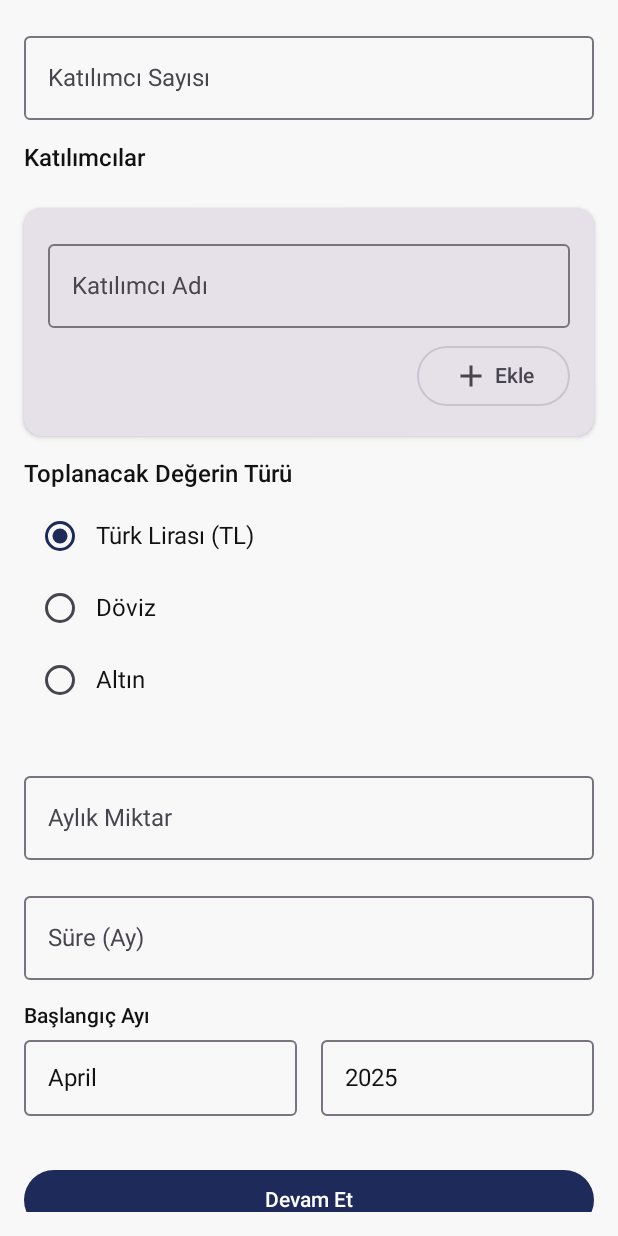
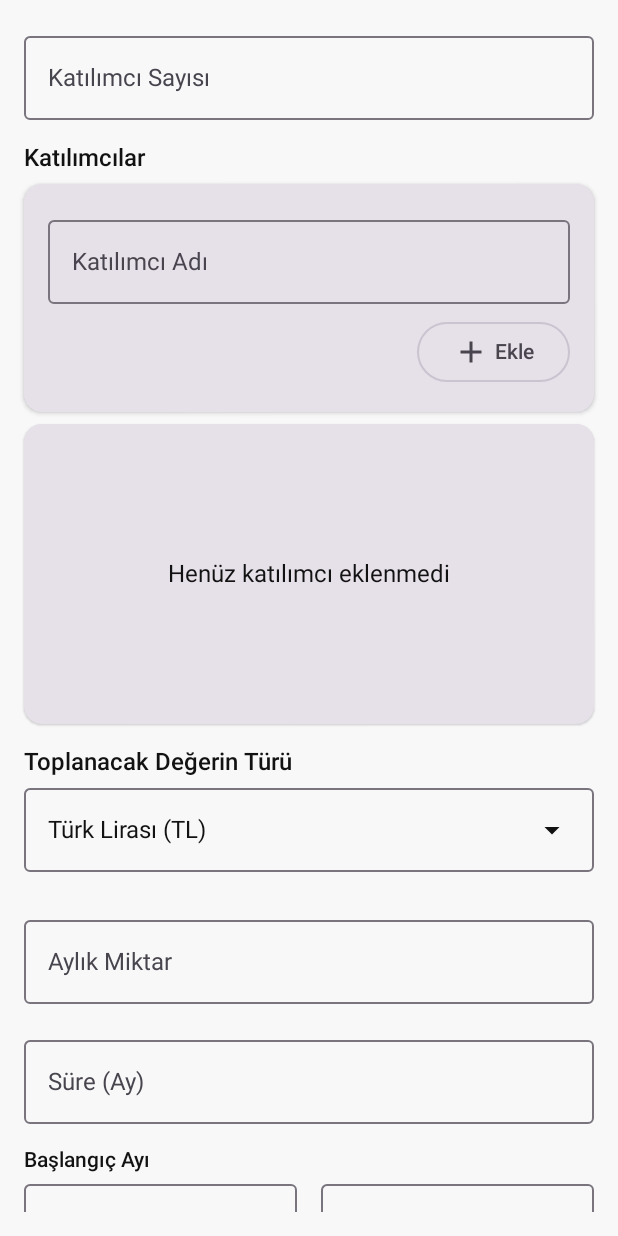
Before and after one commit to mehmettekin59/GunKurasiApp, an Android app built with Jetpack Compose: the composable GirisContent shown on its own in the app's theme, on a phone screen of 412 x 824 dp. Run offline under Robolectric (Android 15) with nearby library versions, the phone set to English and light mode, and no system bars.

Commit message:
forth branch uygulama calisiyor

```diff
--- a/app/src/main/java/com/mehmettekin/gunkurasiapp/di/AppModule.kt
+++ b/app/src/main/java/com/mehmettekin/gunkurasiapp/di/AppModule.kt
@@ -42,7 +42,7 @@ object AppModule {
     }
     @Provides
     @Singleton
-    fun provideContext(@ApplicationContext context: Context): Context {
+    fun provideContext( @ApplicationContext context: Context): Context {
         return context
     }
 }
--- a/app/src/main/java/com/mehmettekin/gunkurasiapp/presentation/navigation/NavGraph.kt
+++ b/app/src/main/java/com/mehmettekin/gunkurasiapp/presentation/navigation/NavGraph.kt
@@ -1,4 +1,4 @@
-package com.mehmettekin.gunkurasiapp.presentation.navigation
+    package com.mehmettekin.gunkurasiapp.presentation.navigation
 
 import androidx.compose.runtime.Composable
 import androidx.navigation.NavHostController
--- a/app/src/main/java/com/mehmettekin/gunkurasiapp/presentation/screens/giris/GirisScreen.kt
+++ b/app/src/main/java/com/mehmettekin/gunkurasiapp/presentation/screens/giris/GirisScreen.kt
@@ -19,8 +19,10 @@ import androidx.compose.foundation.layout.padding
 import androidx.compose.foundation.layout.width
 import androidx.compose.foundation.lazy.LazyColumn
 import androidx.compose.foundation.lazy.items
+import androidx.compose.foundation.rememberScrollState
 import androidx.compose.foundation.shape.RoundedCornerShape
 import androidx.compose.foundation.text.KeyboardOptions
+import androidx.compose.foundation.verticalScroll
 import androidx.compose.material.icons.Icons
 import androidx.compose.material.icons.filled.Add
 import androidx.compose.material.icons.filled.ArrowDropDown
@@ -41,7 +43,6 @@ import androidx.compose.material3.IconButton
 import androidx.compose.material3.MaterialTheme
 import androidx.compose.material3.OutlinedButton
 import androidx.compose.material3.OutlinedTextField
-import androidx.compose.material3.RadioButton
 import androidx.compose.material3.Scaffold
 import androidx.compose.material3.SnackbarHost
 import androidx.compose.material3.SnackbarHostState
@@ -61,7 +62,6 @@ import androidx.compose.ui.Modifier
 import androidx.compose.ui.draw.clip
 import androidx.compose.ui.platform.LocalContext
 import androidx.compose.ui.text.input.KeyboardType
-import androidx.compose.ui.text.style.TextAlign
 import androidx.compose.ui.unit.dp
 import androidx.compose.ui.window.Dialog
 import androidx.hilt.navigation.compose.hiltViewModel
@@ -72,6 +72,7 @@ import com.mehmettekin.gunkurasiapp.presentation.navigation.Screen
 import com.mehmettekin.gunkurasiapp.ui.theme.OnPrimary
 import com.mehmettekin.gunkurasiapp.ui.theme.Primary
 import com.mehmettekin.gunkurasiapp.ui.theme.Secondary
+import com.mehmettekin.gunkurasiapp.util.Constants
 
 
 @OptIn(ExperimentalMaterial3Api::class)
@@ -147,12 +148,12 @@ fun GirisContent(
     onEvent: (GirisEvent) -> Unit,
     modifier: Modifier = Modifier
 ) {
-    LazyColumn(
-        modifier = modifier.padding(16.dp),
-        verticalArrangement = Arrangement.spacedBy(16.dp)
+    Column(
+        modifier = modifier
+            .padding(16.dp)
+            .verticalScroll(rememberScrollState())
     ) {
         // Katılımcı sayısı
-        item {
         OutlinedTextField(
             value = state.participantCount,
             onValueChange = { onEvent(GirisEvent.OnParticipantCountChange(it)) },
@@ -160,98 +161,116 @@ fun GirisContent(
             modifier = Modifier.fillMaxWidth(),
             keyboardOptions = KeyboardOptions(keyboardType = KeyboardType.Number)
         )
-        }
+
+        Spacer(modifier = Modifier.height(16.dp))
 
         // Katılımcı listesi
-        item {
         Text(
             text = "Katılımcılar",
             style = MaterialTheme.typography.titleLarge
         )
+
         Spacer(modifier = Modifier.height(8.dp))
-        }
 
         // Katılımcı ekleme komponenti
-        item {
         AddParticipantCard(onAddParticipant = { name ->
             onEvent(GirisEvent.OnAddParticipant(name))
         })
+
+        Spacer(modifier = Modifier.height(8.dp))
+
+        // Katılımcı kartları - sabit yükseklikte ve kaydırılabilir alan
+        Card(
+            modifier = Modifier
+                .fillMaxWidth()
+                .height(200.dp),
+            elevation = CardDefaults.cardElevation(defaultElevation = 1.dp)
+        ) {
+            if (state.participants.isEmpty()) {
+                Box(
+                    modifier = Modifier.fillMaxSize(),
+                    contentAlignment = Alignment.Center
+                ) {
+                    Text("Henüz katılımcı eklenmedi")
                 }
-
-        // Katılımcı kartları
+            } else {
+                LazyColumn {
                     items(state.participants) { participant ->
                         ParticipantCard(
                             participant = participant,
                             onRemove = { onEvent(GirisEvent.OnRemoveParticipant(participant)) }
                         )
                     }
+                }
+            }
+        }
 
-        // Toplanacak şeyin cinsi
-        item {
+        Spacer(modifier = Modifier.height(16.dp))
+
+        // Toplanacak şeyin cinsi - Dropdown olarak değiştirildi
         Text(
             text = "Toplanacak Değerin Türü",
             style = MaterialTheme.typography.titleLarge
         )
+
         Spacer(modifier = Modifier.height(8.dp))
 
-            Column {
-                Row(
-                    verticalAlignment = Alignment.CenterVertically,
-                    modifier = Modifier.clickable { onEvent(GirisEvent.OnItemTypeSelect(ItemType.TL)) }
-                ) {
-                    RadioButton(
-                        selected = state.selectedItemType == ItemType.TL,
-                        onClick = { onEvent(GirisEvent.OnItemTypeSelect(ItemType.TL)) }
+        ItemTypeDropdown(
+            selectedItemType = state.selectedItemType,
+            onItemTypeSelect = { onEvent(GirisEvent.OnItemTypeSelect(it)) }
         )
-                    Text("Türk Lirası (TL)")
-                }
 
-                Row(
-                    verticalAlignment = Alignment.CenterVertically,
-                    modifier = Modifier.clickable { onEvent(GirisEvent.OnItemTypeSelect(ItemType.CURRENCY)) }
-                ) {
-                    RadioButton(
-                        selected = state.selectedItemType == ItemType.CURRENCY,
-                        onClick = { onEvent(GirisEvent.OnItemTypeSelect(ItemType.CURRENCY)) }
-                    )
-                    Text("Döviz")
-                }
-
-                Row(
-                    verticalAlignment = Alignment.CenterVertically,
-                    modifier = Modifier.clickable { onEvent(GirisEvent.OnItemTypeSelect(ItemType.GOLD)) }
-                ) {
-                    RadioButton(
-                        selected = state.selectedItemType == ItemType.GOLD,
-                        onClick = { onEvent(GirisEvent.OnItemTypeSelect(ItemType.GOLD)) }
-                    )
-                    Text("Altın")
-                }
-            }
-        }
+        Spacer(modifier = Modifier.height(8.dp))
 
         // Döviz veya Altın seçiminde spesifik tür seçimi
-        item {
         if (state.selectedItemType == ItemType.CURRENCY || state.selectedItemType == ItemType.GOLD) {
             Column {
                 Text(
                     text = if (state.selectedItemType == ItemType.CURRENCY) "Döviz Türü" else "Altın Türü",
                     style = MaterialTheme.typography.titleMedium
                 )
+
                 Spacer(modifier = Modifier.height(8.dp))
 
+                when (state.selectedItemType) {
+                    ItemType.CURRENCY -> {
+                        val options = state.currencyOptions.map { Constants.CurrencyCodes.getDisplayName(it) }
+                        val selectedValue = if (state.selectedSpecificItem.isNotEmpty())
+                            Constants.CurrencyCodes.getDisplayName(state.selectedSpecificItem) else ""
+
                         DropdownSelector(
-                        selectedValue = state.selectedSpecificItem,
-                        options = if (state.selectedItemType == ItemType.CURRENCY) state.currencyOptions else state.goldOptions,
-                        onValueSelected = { onEvent(GirisEvent.OnSpecificItemSelect(it)) },
-                        placeholder = if (state.selectedItemType == ItemType.CURRENCY) "Döviz seçiniz" else "Altın çeşidi seçiniz"
+                            selectedValue = selectedValue,
+                            options = options,
+                            onValueSelected = { displayName ->
+                                val code = Constants.CurrencyCodes.getCodeFromDisplayName(displayName)
+                                onEvent(GirisEvent.OnSpecificItemSelect(code))
+                            },
+                            placeholder = "Döviz seçiniz"
                         )
+                    }
+                    ItemType.GOLD -> {
+                        val options = state.goldOptions.map { Constants.GoldCodes.getDisplayName(it) }
+                        val selectedValue = if (state.selectedSpecificItem.isNotEmpty())
+                            Constants.GoldCodes.getDisplayName(state.selectedSpecificItem) else ""
+
+                        DropdownSelector(
+                            selectedValue = selectedValue,
+                            options = options,
+                            onValueSelected = { displayName ->
+                                val code = Constants.GoldCodes.getCodeFromDisplayName(displayName)
+                                onEvent(GirisEvent.OnSpecificItemSelect(code))
+                            },
+                            placeholder = "Altın çeşidi seçiniz"
+                        )
+                    }
+                    else -> {}
                 }
             }
         }
 
+        Spacer(modifier = Modifier.height(16.dp))
+
         // Aylık miktar
-        item {
         OutlinedTextField(
             value = state.monthlyAmount,
             onValueChange = { onEvent(GirisEvent.OnMonthlyAmountChange(it)) },
@@ -259,10 +278,10 @@ fun GirisContent(
             modifier = Modifier.fillMaxWidth(),
             keyboardOptions = KeyboardOptions(keyboardType = KeyboardType.Decimal)
         )
-        }
+
+        Spacer(modifier = Modifier.height(16.dp))
 
         // Süre (ay olarak)
-        item {
         OutlinedTextField(
             value = state.durationMonths,
             onValueChange = { onEvent(GirisEvent.OnDurationChange(it)) },
@@ -270,14 +289,15 @@ fun GirisContent(
             modifier = Modifier.fillMaxWidth(),
             keyboardOptions = KeyboardOptions(keyboardType = KeyboardType.Number)
         )
-        }
+
+        Spacer(modifier = Modifier.height(16.dp))
 
         // Başlangıç ayı
-        item {
         Text(
             text = "Başlangıç Ayı",
             style = MaterialTheme.typography.titleMedium
         )
+
         Spacer(modifier = Modifier.height(8.dp))
 
         MonthYearSelector(
@@ -286,10 +306,10 @@ fun GirisContent(
             onMonthSelected = { onEvent(GirisEvent.OnStartMonthSelect(it)) },
             onYearSelected = { onEvent(GirisEvent.OnStartYearSelect(it)) }
         )
-        }
+
+        Spacer(modifier = Modifier.height(24.dp))
 
         // Devam butonu
-        item {
         Button(
             onClick = { onEvent(GirisEvent.OnContinueClick) },
             modifier = Modifier
@@ -300,7 +320,6 @@ fun GirisContent(
             )
         ) {
             Text("Devam Et")
-            }
         }
     }
 }
@@ -351,7 +370,9 @@ fun ParticipantCard(
     onRemove: () -> Unit
 ) {
     Card(
-        modifier = Modifier.fillMaxWidth(),
+        modifier = Modifier
+            .fillMaxWidth()
+            .padding(vertical = 4.dp),
         elevation = CardDefaults.cardElevation(defaultElevation = 2.dp)
     ) {
         Row(
@@ -371,6 +392,63 @@ fun ParticipantCard(
                     imageVector = Icons.Default.Delete,
                     contentDescription = "Sil",
                     tint = MaterialTheme.colorScheme.error
+                )
+            }
+        }
+    }
+}
+
+@Composable
+fun ItemTypeDropdown(
+    selectedItemType: ItemType,
+    onItemTypeSelect: (ItemType) -> Unit
+) {
+    var expanded by remember { mutableStateOf(false) }
+
+    // İtem tipi için görünen isimler
+    val itemTypeNames = mapOf(
+        ItemType.TL to "Türk Lirası (TL)",
+        ItemType.CURRENCY to "Döviz",
+        ItemType.GOLD to "Altın"
+    )
+
+    Box(
+        modifier = Modifier
+            .fillMaxWidth()
+            .border(
+                width = 1.dp,
+                color = MaterialTheme.colorScheme.outline,
+                shape = RoundedCornerShape(4.dp)
+            )
+            .clip(RoundedCornerShape(4.dp))
+            .clickable { expanded = true }
+    ) {
+        Row(
+            modifier = Modifier
+                .fillMaxWidth()
+                .padding(16.dp),
+            verticalAlignment = Alignment.CenterVertically,
+            horizontalArrangement = Arrangement.SpaceBetween
+        ) {
+            Text(
+                text = itemTypeNames[selectedItemType] ?: "Seçiniz",
+                color = MaterialTheme.colorScheme.onSurface
+            )
+            Icon(Icons.Default.ArrowDropDown, contentDescription = "Açılır liste")
+        }
+
+        DropdownMenu(
+            expanded = expanded,
+            onDismissRequest = { expanded = false },
+            modifier = Modifier.fillMaxWidth(0.9f)
+        ) {
+            ItemType.values().forEach { itemType ->
+                DropdownMenuItem(
+                    text = { Text(itemTypeNames[itemType] ?: "") },
+                    onClick = {
+                        onItemTypeSelect(itemType)
+                        expanded = false
+                    }
                 )
             }
         }
@@ -622,13 +700,13 @@ fun ConfirmDialog(
 
                 Spacer(modifier = Modifier.height(8.dp))
 
-                Text("Toplanacak Değer: ${
-                    when(state.selectedItemType) {
+                val valueTypeAndItem = when(state.selectedItemType) {
                     ItemType.TL -> "Türk Lirası"
-                        ItemType.CURRENCY -> "Döviz (${state.selectedSpecificItem})"
-                        ItemType.GOLD -> "Altın (${state.selectedSpecificItem})"
+                    ItemType.CURRENCY -> "Döviz (${Constants.CurrencyCodes.getDisplayName(state.selectedSpecificItem)})"
+                    ItemType.GOLD -> "Altın (${Constants.GoldCodes.getDisplayName(state.selectedSpecificItem)})"
                 }
-                }")
+
+                Text("Toplanacak Değer: $valueTypeAndItem")
 
                 Spacer(modifier = Modifier.height(8.dp))
 
```
Also changed, not shown: app/src/main/java/com/mehmettekin/gunkurasiapp/presentation/screens/giris/GirisViewModel.kt (+5 -17 lines), app/src/main/java/com/mehmettekin/gunkurasiapp/presentation/screens/kapalicarsi/KapalicarsiScreen.kt (+8 -2 lines), app/src/main/java/com/mehmettekin/gunkurasiapp/util/Constants.kt (+48 -1 lines). Lines whose indentation alone changed are shown as unchanged.
